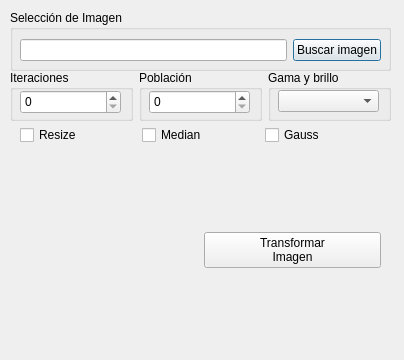
Jonathana1106/IA, file UI/Del Píxel al Pincel - Propiedades.ui: the form before one commit.
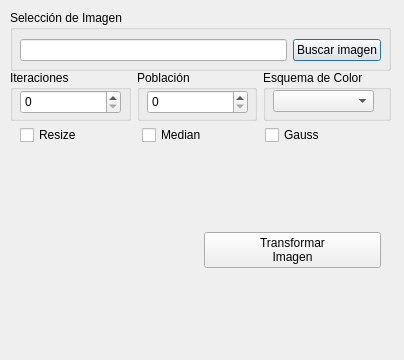
The form after the commit.

Diff of the .ui file:
```diff
--- a/UI/Del Píxel al Pincel - Propiedades.ui
+++ b/UI/Del Píxel al Pincel - Propiedades.ui
@@ -131,7 +131,7 @@
     <item>
      <widget class="QGroupBox" name="gama_box">
       <property name="title">
-       <string>Gama y brillo</string>
+       <string>Esquema de Color</string>
       </property>
       <widget class="QComboBox" name="gama_combobox">
        <property name="geometry">
```
